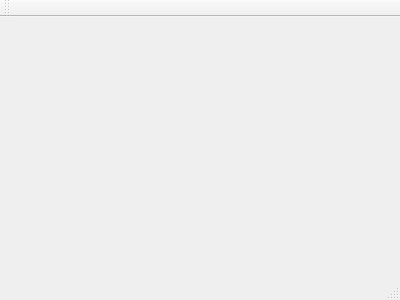
Fangio92/Obrtaji, file mainwindow.ui: the form before one commit.
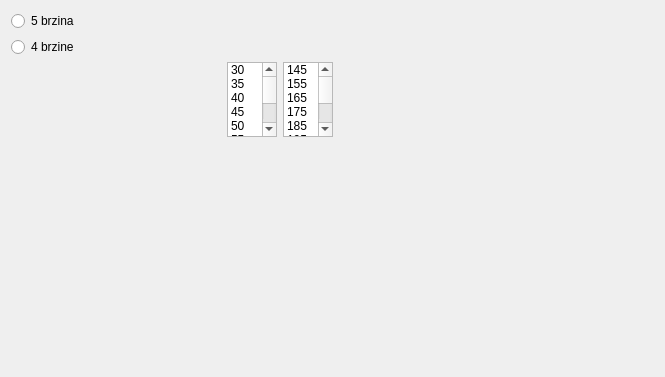
The form after the commit.

What changed in the file:
```diff
--- a/mainwindow.ui
+++ b/mainwindow.ui
@@ -1,24 +1,214 @@
 <ui version="4.0">
  <class>MainWindow</class>
- <widget class="QMainWindow" name="MainWindow" >
-  <property name="geometry" >
+ <widget class="QMainWindow" name="MainWindow">
+  <property name="geometry">
    <rect>
     <x>0</x>
     <y>0</y>
-    <width>400</width>
-    <height>300</height>
+    <width>665</width>
+    <height>377</height>
    </rect>
   </property>
   <property name="windowTitle" >
    <string>MainWindow</string>
   </property>
-  <widget class="QMenuBar" name="menuBar" />
-  <widget class="QToolBar" name="mainToolBar" />
-  <widget class="QWidget" name="centralWidget" />
-  <widget class="QStatusBar" name="statusBar" />
+  <widget class="QWidget" name="centralWidget">
+   <layout class="QGridLayout" name="gridLayout">
+    <item row="0" column="4">
+     <spacer name="horizontalSpacer">
+      <property name="orientation">
+       <enum>Qt::Horizontal</enum>
+      </property>
+      <property name="sizeHint" stdset="0">
+       <size>
+        <width>40</width>
+        <height>20</height>
+       </size>
+      </property>
+     </spacer>
+    </item>
+    <item row="0" column="1">
+     <layout class="QVBoxLayout" name="verticalLayout_2"/>
+    </item>
+    <item row="0" column="0">
+     <layout class="QVBoxLayout" name="verticalLayout">
+      <property name="sizeConstraint">
+       <enum>QLayout::SetDefaultConstraint</enum>
+      </property>
+      <item>
+       <layout class="QHBoxLayout" name="horizontalLayout">
+        <item>
+         <layout class="QVBoxLayout" name="verticalLayout_3">
+          <item>
+           <widget class="QRadioButton" name="radioButton_2">
+            <property name="text">
+             <string>5 brzina</string>
+            </property>
+           </widget>
+          </item>
+          <item>
+           <widget class="QRadioButton" name="radioButton">
+            <property name="text">
+             <string>4 brzine</string>
+            </property>
+           </widget>
+          </item>
+          <item>
+           <spacer name="verticalSpacer_2">
+            <property name="orientation">
+             <enum>Qt::Vertical</enum>
+            </property>
+            <property name="sizeHint" stdset="0">
+             <size>
+              <width>20</width>
+              <height>40</height>
+             </size>
+            </property>
+           </spacer>
+          </item>
+         </layout>
+        </item>
+        <item>
+         <widget class="QListWidget" name="listWidget_2">
+          <property name="maximumSize">
+           <size>
+            <width>50</width>
+            <height>75</height>
+           </size>
+          </property>
+          <item>
+           <property name="text">
+            <string>30</string>
+           </property>
+          </item>
+          <item>
+           <property name="text">
+            <string>35</string>
+           </property>
+          </item>
+          <item>
+           <property name="text">
+            <string>40</string>
+           </property>
+          </item>
+          <item>
+           <property name="text">
+            <string>45</string>
+           </property>
+          </item>
+          <item>
+           <property name="text">
+            <string>50</string>
+           </property>
+          </item>
+          <item>
+           <property name="text">
+            <string>55</string>
+           </property>
+          </item>
+          <item>
+           <property name="text">
+            <string>60</string>
+           </property>
+          </item>
+          <item>
+           <property name="text">
+            <string>65</string>
+           </property>
+          </item>
+          <item>
+           <property name="text">
+            <string>70</string>
+           </property>
+          </item>
+          <item>
+           <property name="text">
+            <string>75</string>
+           </property>
+          </item>
+          <item>
+           <property name="text">
+            <string>80</string>
+           </property>
+          </item>
+         </widget>
+        </item>
+        <item>
+         <widget class="QListWidget" name="listWidget">
+          <property name="maximumSize">
+           <size>
+            <width>50</width>
+            <height>75</height>
+           </size>
+          </property>
+          <item>
+           <property name="text">
+            <string>145</string>
+           </property>
+          </item>
+          <item>
+           <property name="text">
+            <string>155</string>
+           </property>
+          </item>
+          <item>
+           <property name="text">
+            <string>165</string>
+           </property>
+          </item>
+          <item>
+           <property name="text">
+            <string>175</string>
+           </property>
+          </item>
+          <item>
+           <property name="text">
+            <string>185</string>
+           </property>
+          </item>
+          <item>
+           <property name="text">
+            <string>195</string>
+           </property>
+          </item>
+          <item>
+           <property name="text">
+            <string>205</string>
+           </property>
+          </item>
+          <item>
+           <property name="text">
+            <string>215</string>
+           </property>
+          </item>
+          <item>
+           <property name="text">
+            <string>225</string>
+           </property>
+          </item>
+         </widget>
+        </item>
+       </layout>
+      </item>
+     </layout>
+    </item>
+    <item row="1" column="0">
+     <spacer name="verticalSpacer">
+      <property name="orientation">
+       <enum>Qt::Vertical</enum>
+      </property>
+      <property name="sizeHint" stdset="0">
+       <size>
+        <width>20</width>
+        <height>40</height>
+       </size>
+      </property>
+     </spacer>
+    </item>
+   </layout>
+  </widget>
  </widget>
- <layoutDefault spacing="6" margin="11" />
- <pixmapfunction></pixmapfunction>
+ <layoutdefault spacing="6" margin="11"/>
  <resources/>
  <connections/>
 </ui>
```
Left out of the diff: 3 changed lines with no effect on the pictures.
